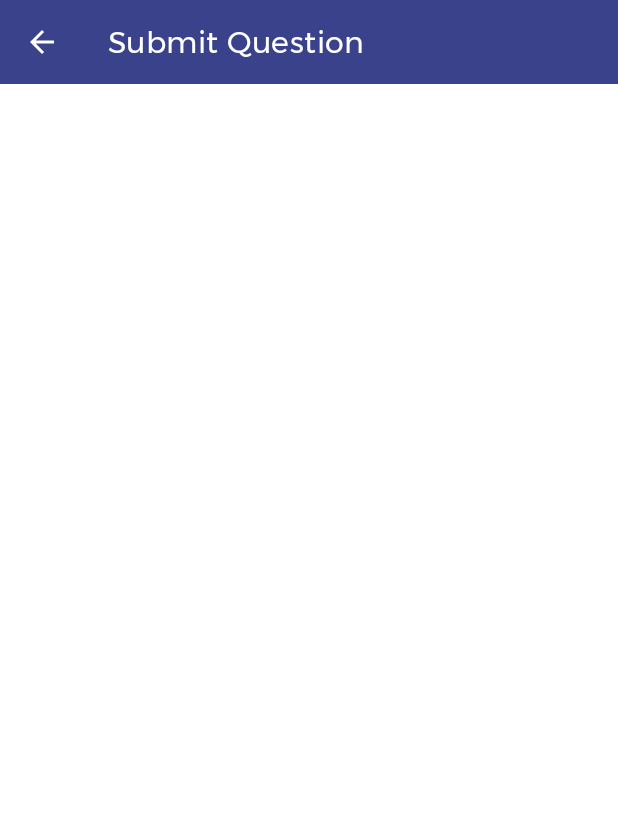
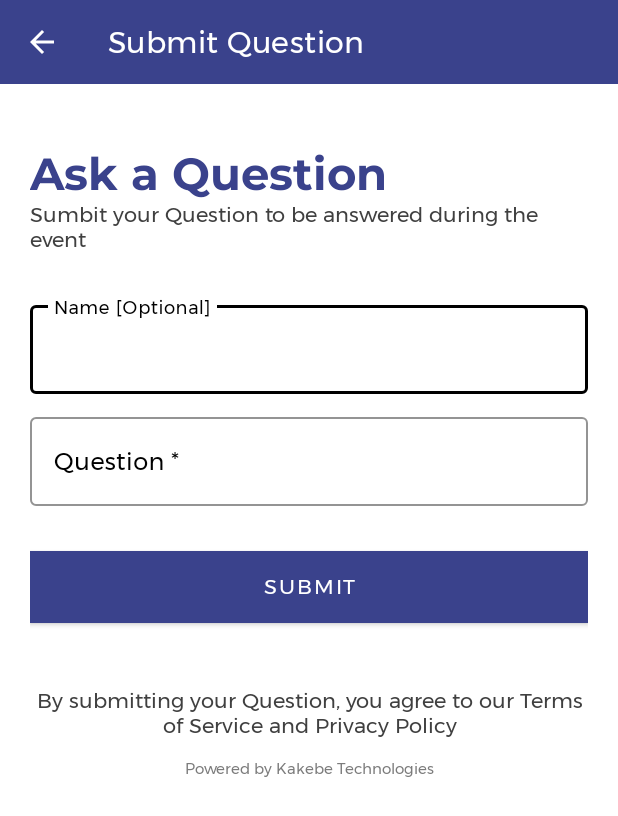
Before and after one commit to patrickhamzaokello/ProjectWCDLIRA, an Android app: the AskQuestion screen opened directly, with no data from a screen before it, on a phone screen of 412 x 824 dp. Shown: the top 816 px of the screen. Run offline under Robolectric (Android 15) with nearby library versions, the phone set to English and light mode, and no system bars; libraries missing offline, so code that uses them is left out: cn.pedant.

Commit message:
updates before mode

```diff
--- a/app/src/main/java/com/pkasemer/worshipcenterdowntown/Apis/ApiBase.java
+++ b/app/src/main/java/com/pkasemer/worshipcenterdowntown/Apis/ApiBase.java
@@ -61,8 +61,8 @@ public class ApiBase {
             retrofit = new Retrofit.Builder()
                     .client(buildClient(context))
                     .addConverterFactory(GsonConverterFactory.create())
-//                    .baseUrl("http://172.20.10.6:8080/projects/WorshipCenterAPI/Requests/")
-                    .baseUrl("https://worshipcenterdowntown.com/mobile/v1/")
+//                    .baseUrl("http://192.168.0.155:8080/projects/WorshipCenterAPI/v1/")
+                    .baseUrl("https://ad.worshipcenterdowntown.com/mobile-api/v1/")
                     .build();
         }
         return retrofit;
--- a/app/src/main/java/com/pkasemer/worshipcenterdowntown/HttpRequests/URLs.java
+++ b/app/src/main/java/com/pkasemer/worshipcenterdowntown/HttpRequests/URLs.java
@@ -5,10 +5,12 @@ package com.pkasemer.worshipcenterdowntown.HttpRequests;
 
 public class URLs {
 
-    private static final String ROOT_URL = "https://xyzobide.kakebeshop.com/KakebeAPI/Requests/";
-//    private static final String ROOT_URL = "http://192.168.1.102:8080/projects/KakebeAPI/Requests/";
+    private static final String ROOT_URL = "https://ad.worshipcenterdowntown.com/mobile-api/v1/";
+//        private static final String ROOT_URL = "http://192.168.0.155:8080/projects/WorshipCenterAPI/v1/";
     public static final String URL_REGISTER = ROOT_URL + "users/account.php?apicall=signup";
     public static final String URL_LOGIN= ROOT_URL + "users/account.php?apicall=login";
+    public static final String URL_ASK = ROOT_URL + "ask_question.php?apicall=askquestion";
+
 
 
 
--- a/app/src/main/res/layout/activity_ask_question.xml
+++ b/app/src/main/res/layout/activity_ask_question.xml
@@ -1,9 +1,171 @@
 <?xml version="1.0" encoding="utf-8"?>
-<androidx.constraintlayout.widget.ConstraintLayout xmlns:android="http://schemas.android.com/apk/res/android"
-    xmlns:app="http://schemas.android.com/apk/res-auto"
-    xmlns:tools="http://schemas.android.com/tools"
+
+<ScrollView xmlns:android="http://schemas.android.com/apk/res/android"
+xmlns:app="http://schemas.android.com/apk/res-auto"
+xmlns:tools="http://schemas.android.com/tools"
+android:layout_width="match_parent"
+android:layout_height="match_parent"
+android:layout_centerVertical="true"
+android:layout_centerInParent="true"
+android:background="@color/accountcolors"
+android:scaleType="fitXY"
+tools:context=".AskQuestion">
+
+<RelativeLayout
     android:layout_width="match_parent"
     android:layout_height="match_parent"
-    tools:context=".AskQuestion">
+    android:layout_marginTop="40dp"
+    android:layout_centerVertical="true"
+    android:layout_centerInParent="true"
 
-</androidx.constraintlayout.widget.ConstraintLayout>
+    >
+
+    <LinearLayout
+        android:layout_width="match_parent"
+        android:layout_height="match_parent"
+        android:gravity="center_vertical"
+        android:orientation="vertical"
+        android:paddingHorizontal="20dp">
+
+        <TextView
+            android:id="@+id/login_welcomeback"
+            android:layout_width="wrap_content"
+            android:layout_height="wrap_content"
+            android:fontFamily="@font/montserrat_bold"
+            android:text="Ask a Question"
+            android:textColor="@color/purple_500"
+            android:textSize="30sp"
+            android:transitionName="logo_text"
+
+            />
+
+        <TextView
+            android:id="@+id/login_subtext"
+            android:layout_width="wrap_content"
+            android:layout_height="wrap_content"
+            android:fontFamily="@font/montserrat"
+            android:includeFontPadding="false"
+            android:text="Sumbit your Question to be answered during the event"
+            android:textColor="@color/light_black"
+            android:textSize="14sp"
+            android:transitionName="logo_desc" />
+
+
+        <LinearLayout
+            android:layout_width="match_parent"
+            android:layout_height="wrap_content"
+            android:layout_marginTop="30dp"
+            android:layout_marginBottom="20dp"
+            android:orientation="vertical">
+
+
+            <com.google.android.material.textfield.TextInputLayout
+                android:id="@+id/aksname"
+                style="@style/Widget.MaterialComponents.TextInputLayout.OutlinedBox"
+                android:layout_width="match_parent"
+                android:layout_height="wrap_content"
+                android:hint="Name [Optional]"
+                android:textColorHint="@color/black"
+                android:transitionName="username_input"
+                app:boxStrokeColor="@color/black"
+                app:boxStrokeErrorColor="@color/purple_500"
+                app:hintTextColor="@color/black">
+
+                <com.google.android.material.textfield.TextInputEditText
+                    android:id="@+id/inputTextaskUsername"
+                    android:layout_width="match_parent"
+                    android:layout_height="wrap_content"
+                    android:inputType="textAutoComplete"
+                    android:textColor="@color/purple_500" />
+
+
+            </com.google.android.material.textfield.TextInputLayout>
+
+            <com.google.android.material.textfield.TextInputLayout
+                android:id="@+id/login_username"
+                style="@style/Widget.MaterialComponents.TextInputLayout.OutlinedBox"
+                android:layout_width="match_parent"
+                android:layout_height="wrap_content"
+                android:hint="Question * "
+                android:layout_marginTop="10dp"
+                android:textColorHint="@color/black"
+                android:transitionName="username_input"
+                app:boxStrokeColor="@color/black"
+                app:boxStrokeErrorColor="@color/purple_500"
+                app:hintTextColor="@color/black">
+
+                <com.google.android.material.textfield.TextInputEditText
+                    android:id="@+id/inputTextAskQuestion"
+                    android:layout_width="match_parent"
+                    android:layout_height="wrap_content"
+                    android:inputType="textAutoComplete"
+                    android:textColor="@color/purple_500" />
+
+
+            </com.google.android.material.textfield.TextInputLayout>
+
+
+
+
+
+
+
+
+            <Button
+                android:id="@+id/login_btn"
+                android:layout_width="match_parent"
+                android:layout_height="wrap_content"
+                android:layout_marginTop="30dp"
+                android:layout_marginBottom="5dp"
+                android:background="#000000"
+                android:text="Submit"
+                android:textColor="#fff"
+                android:transitionName="account_button"
+
+                />
+
+
+
+
+
+
+        </LinearLayout>
+
+        <TextView
+            android:layout_width="match_parent"
+            android:layout_height="wrap_content"
+            android:layout_marginTop="15dp"
+            android:fontFamily="@font/montserrat"
+            android:gravity="center"
+            android:text="By submitting your Question, you agree to our Terms of Service and Privacy Policy"
+            android:textColor="@color/light_black"
+            android:textSize="14dp" />
+
+
+
+        <TextView
+            android:layout_width="match_parent"
+            android:layout_height="wrap_content"
+            android:layout_marginTop="10dp"
+            android:layout_marginBottom="20dp"
+            android:fontFamily="@font/montserrat"
+            android:gravity="center"
+            android:text="Powered by Kakebe Technologies"
+            android:textColor="#7C7C7C"
+            android:paddingBottom="20dp"
+
+            android:textSize="10dp" />
+
+    </LinearLayout>
+
+    <ProgressBar
+        android:id="@+id/progressBar"
+        android:layout_width="wrap_content"
+        android:layout_height="wrap_content"
+        android:layout_centerHorizontal="true"
+        android:layout_centerVertical="true"
+        android:visibility="gone" />
+
+</RelativeLayout>
+
+</ScrollView>
```
Also changed, not shown: app/src/main/java/com/pkasemer/worshipcenterdowntown/Adapters/HomeFeedAdapter.java (+4 -4 lines), app/src/main/java/com/pkasemer/worshipcenterdowntown/AskQuestion.java (+160 -0 lines).
